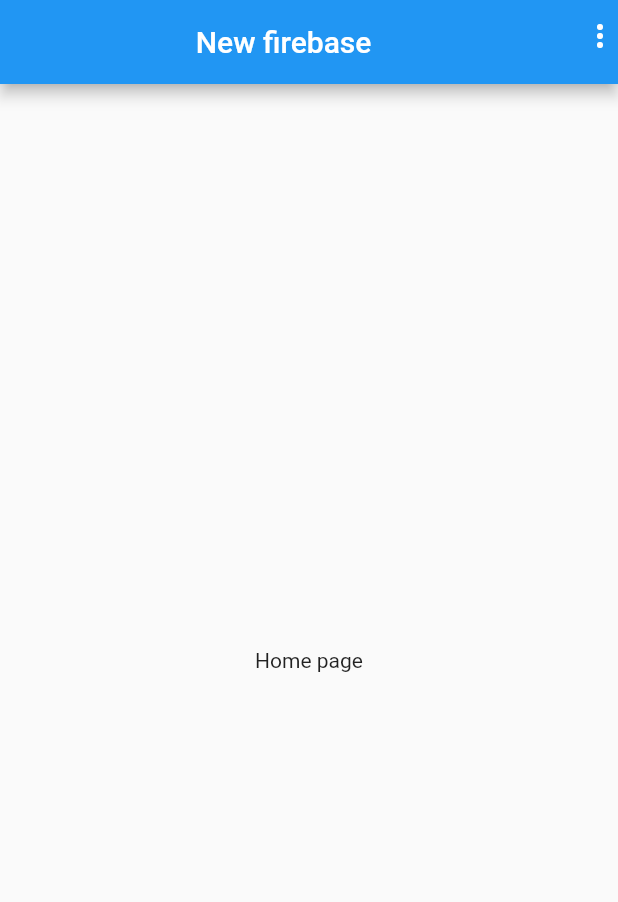
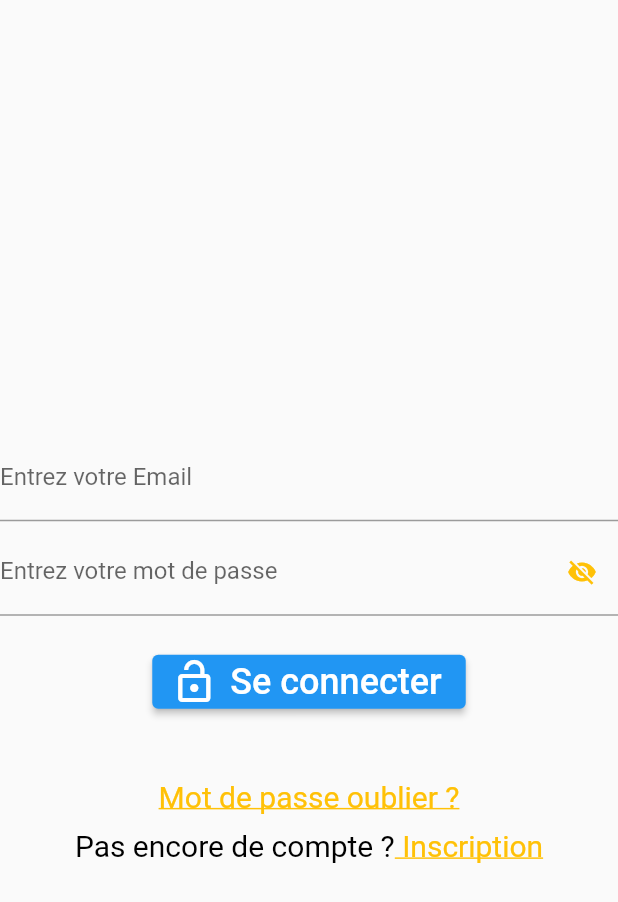
Before and after one commit to Web82-Thom/newappfirebase, a Flutter app: the screen it shows after launch, on a phone screen of 412 x 824 dp. Shown: the top 902 px of the screen. Run offline on Flutter 3.47's test engine with Material 2 defaults, Android fonts, the light colour scheme and no system bars; our stand-ins replace cloud_firestore, email_validator, firebase_auth, firebase_core, fluttertoast, get; accounts and stored records are empty.

Commit message:
add form signIn, SignUp, resetPassword. key for form, key for navigation widget signin/signup

```diff
--- a/lib/main.dart
+++ b/lib/main.dart
@@ -2,7 +2,12 @@ import 'package:flutter/material.dart';
 import 'package:firebase_core/firebase_core.dart';
 import 'package:flutter_localizations/flutter_localizations.dart';
 import 'package:firebase_auth/firebase_auth.dart';
+import 'package:newappfirebase/modules/auth/views/auth_view.dart';
+import 'package:newappfirebase/modules/auth/widgets/signin_widget.dart';
+import 'package:newappfirebase/modules/auth/widgets/signup_widget.dart';
 import 'package:newappfirebase/modules/home/views/home_view.dart';
+import 'package:newappfirebase/ressources/widgets/splash_screen.dart';
+import 'package:newappfirebase/ressources/widgets/utils.dart';
 import 'package:newappfirebase/routes/app_pages.dart';
 import 'firebase_options.dart';
 import 'package:get/get.dart';
@@ -16,14 +21,17 @@ void main() async {
   );
   runApp(MyApp());
 }
+//USE FOR FORM SIGN in.out//
+final navigatorKey = GlobalKey<NavigatorState>();
 
 class MyApp extends StatelessWidget {
   const MyApp({super.key});
 
-  // This widget is the root of your application.
   @override
   Widget build(BuildContext context) {
     return GetMaterialApp(
+      scaffoldMessengerKey: Utils.messengerKey,
+      navigatorKey: navigatorKey,
       title: 'Flutter Demo',
       theme: ThemeData(
         primarySwatch: Colors.blue,
@@ -38,53 +46,17 @@ class MyApp extends StatelessWidget {
         Locale('fr', 'FR'), // Français, no country code
       ],
       debugShowCheckedModeBanner: false,
-      home:  HomeView(),
-    );
-  }
-}
-
-class MyHomePage extends StatefulWidget {
-  const MyHomePage({super.key, required this.title});
-
-  final String title;
-
-  @override
-  State<MyHomePage> createState() => _MyHomePageState();
-}
-
-class _MyHomePageState extends State<MyHomePage> {
-  int _counter = 0;
-
-  void _incrementCounter() {
-    setState(() {
-      _counter++;
-    });
-  }
-
-  @override
-  Widget build(BuildContext context) {
-    return Scaffold(
-      appBar: AppBar(
-        title: Text(widget.title),
-      ),
-      body: Center(
-        child: Column(
-          mainAxisAlignment: MainAxisAlignment.center,
-          children: <Widget>[
-            const Text(
-              'You have pushed the button this many times:',
-            ),
-            Text(
-              '$_counter',
-              style: Theme.of(context).textTheme.headlineMedium,
-            ),
-          ],
-        ),
-      ),
-      floatingActionButton: FloatingActionButton(
-        onPressed: _incrementCounter,
-        tooltip: 'Increment',
-        child: const Icon(Icons.add),
+      home:  StreamBuilder<User?>(
+        stream: FirebaseAuth.instance.authStateChanges(),
+        builder: (context, userSnapshot) {
+          if (userSnapshot.connectionState == ConnectionState.waiting) {
+            return SplashScreen();
+          }
+          if (userSnapshot.hasData) {
+            return const HomeView();
+          }
+          return const AuthView();
+        },
       ),
     );
   }
--- /dev/null
+++ b/lib/modules/auth/views/auth_view.dart
@@ -0,0 +1,29 @@
+import 'package:flutter/material.dart';
+import 'package:newappfirebase/modules/auth/controllers/auth_controller.dart';
+import 'package:newappfirebase/modules/auth/widgets/signin_widget.dart';
+import 'package:newappfirebase/modules/auth/widgets/signup_widget.dart';
+
+class AuthView extends StatefulWidget {
+  const AuthView({super.key});
+
+  @override
+  State<AuthView> createState() => _AuthViewState();
+}
+
+AuthController authController = AuthController();
+
+class _AuthViewState extends State<AuthView> {
+  bool isLogin = true;
+  @override
+  Widget build(BuildContext context) {
+    return isLogin
+    ? SigninWidget(onClickedSignUp: toggle,)
+    : SignupWidget(onClickedSignIn: toggle,);
+  }
+
+  void toggle() {
+    setState(() {
+      isLogin = !isLogin;
+    });
+  }
+}
--- /dev/null
+++ b/lib/modules/auth/widgets/signin_widget.dart
@@ -0,0 +1,151 @@
+import 'package:firebase_auth/firebase_auth.dart';
+import 'package:flutter/gestures.dart';
+import 'package:flutter/material.dart';
+import 'package:get/get.dart';
+import 'package:newappfirebase/main.dart';
+import 'package:newappfirebase/modules/auth/views/auth_view.dart';
+import 'package:newappfirebase/modules/auth/views/forgot_password_view.dart';
+import 'package:newappfirebase/ressources/widgets/utils.dart';
+import 'package:newappfirebase/routes/app_pages.dart';
+
+
+class SigninWidget extends StatefulWidget {
+  final VoidCallback onClickedSignUp;
+
+  SigninWidget({
+    super.key,
+    required this.onClickedSignUp
+  });
+
+  @override
+  State<SigninWidget> createState() => _SigninWidgetState();
+}
+
+class _SigninWidgetState extends State<SigninWidget> {
+
+  final emailController = TextEditingController();
+  final passwordController = TextEditingController();
+  bool _obscureText = true;
+  IconData _iconVisible = Icons.visibility_off;
+
+
+
+  @override
+  void dispose(){
+    emailController.dispose();
+    passwordController.dispose();
+    super.dispose();
+  }
+
+  @override
+  Widget build(BuildContext context) {
+    return Scaffold(
+      body: Column(
+        mainAxisAlignment: MainAxisAlignment.center,
+        children: [
+          const SizedBox(height: 40,),
+          TextField(
+            controller: emailController,
+            cursorColor: Colors.black87,
+            textInputAction: TextInputAction.next,
+            decoration: const InputDecoration(labelText: "Entrez votre Email"),
+          ),
+          const SizedBox(height: 4,),
+           TextField(
+            controller: passwordController,
+            cursorColor: Colors.black87,
+            textInputAction: TextInputAction.next,
+            decoration: InputDecoration(
+              labelText:"Entrez votre mot de passe",
+              suffixIcon: IconButton(
+                icon: Icon(_iconVisible, size: 20, color: Colors.amber,),
+                onPressed: () {
+                  _toggleObscureText();
+                },
+              ),
+            ),
+            obscureText: _obscureText,
+          ),
+          const SizedBox(height: 20.00,),
+          ElevatedButton.icon(
+            onPressed: (){
+              signin();
+            },
+            icon: const Icon(Icons.lock_open, size: 32.00),
+            label: const Text("Se connecter", style: TextStyle(fontSize: 24.00),),
+          ),
+          const SizedBox(height: 25.00,),
+          const SizedBox(height: 16,),
+          GestureDetector(
+            child: const Text(
+              "Mot de passe oublier ?",
+              style: TextStyle(
+                decoration: TextDecoration.underline,
+                color: Colors.amber,
+                fontSize: 20,
+              ),
+            ),
+            onTap: (){
+              Navigator.of(context).push(
+                MaterialPageRoute(
+                  builder: (context) => const ForgotPasswordView(),
+                ),
+              );
+            },
+          ),
+          const SizedBox(height: 10.0,),
+          RichText(
+            text: TextSpan(
+              text: 'Pas encore de compte ?',
+              style: const TextStyle(
+                color: Colors.black,
+                fontSize: 20.0,
+              ),
+              children: [
+                TextSpan(
+                  recognizer: TapGestureRecognizer()
+                  ..onTap = widget.onClickedSignUp,
+                  text: " Inscription",
+                  style: const TextStyle(
+                    decoration: TextDecoration.underline,
+                    color: Colors.amber,
+                    fontSize: 20,
+                  ),
+                ),
+              ],
+            ),
+          ),
+        ],
+      ),
+    );
+  }
+
+  Future signin() async{
+    showDialog(
+      context: context,
+      builder: (context) => const Center(
+        child: CircularProgressIndicator(),
+      ),
+    );
+    try {
+      await FirebaseAuth.instance.signInWithEmailAndPassword(
+        email: emailController.text,
+        password: passwordController.text);
+    } on FirebaseAuthException catch (e) {
+      print(e);
+      Utils.showSnackBar(e.message);
+    }
+    navigatorKey.currentState!.popUntil((route) => route.isFirst);
+  }
+
+  void _toggleObscureText() {
+    setState(() {
+      _obscureText = !_obscureText;
+      if (_obscureText == true) {
+        _iconVisible = Icons.visibility_off;
+      } else {
+        _iconVisible = Icons.visibility;
+      }
+    });
+  }
+}
--- a/lib/modules/home/views/home_view.dart
+++ b/lib/modules/home/views/home_view.dart
@@ -1,3 +1,4 @@
+import 'package:firebase_auth/firebase_auth.dart';
 import 'package:flutter/material.dart';
 import 'package:flutter/src/widgets/framework.dart';
 import 'package:flutter/src/widgets/placeholder.dart';
@@ -11,6 +12,7 @@ class HomeView extends StatefulWidget {
   @override
   State<HomeView> createState() => _HomeViewState();
 }
+final user = FirebaseAuth.instance.currentUser!;
 
 class _HomeViewState extends State<HomeView> {
   @override
@@ -63,13 +65,13 @@ class _HomeViewState extends State<HomeView> {
                 // authController.userSignOut();
               }
               else if (itemIdentifier == 'logout') {
-                // authController.userSignOut();
+                FirebaseAuth.instance.signOut();
               }
             },
           ),
         ],
       ),
-      body: Center(child: Text("Home page")),
+      body: Center(child: Text(user.email!)),
     );
   }
 }
--- a/lib/routes/app_pages.dart
+++ b/lib/routes/app_pages.dart
@@ -1,4 +1,7 @@
 import 'package:get/get.dart';
+import 'package:newappfirebase/modules/auth/views/auth_view.dart';
+import 'package:newappfirebase/modules/auth/widgets/signin_widget.dart';
+import 'package:newappfirebase/modules/auth/widgets/signup_widget.dart';
 import 'package:newappfirebase/modules/home/views/home_view.dart';
 
 
@@ -16,31 +19,10 @@ class AppPages {
       page: () => HomeView(),
       // binding: HomeBinding(),
     ),
-    // GetPage(
-    //   name: _Paths.AUTH,
-    //   page: () => AuthView(),
-    //   // binding: AuthBinding(),
-    // ),
-    // GetPage(
-    //   name: _Paths.SIGNUP,
-    //   page: () => SignupWidget(),
-    //   // binding: AuthBinding(),
-    // ),
-    // GetPage(
-    //   name: _Paths.SIGNIN,
-    //   page: () => SigninWidget(),
-    //   // binding: AuthBinding(),
-    // ),
-    // GetPage(
-    //   name: _Paths.PROFILE,
-    //   page: () => ProfileView(),
-    //   // binding: AuthBinding(),
-    // ),
-    // GetPage(
-    //   name: _Paths.CONTACT,
-    //   page: () => ContactView(),
-    //   // binding: AuthBinding(),
-    // ),
-
+    GetPage(
+      name: _Paths.AUTH,
+      page: () => AuthView(),
+      // binding: AuthBinding(),
+    ),
   ];
 }
--- a/lib/routes/app_routes.dart
+++ b/lib/routes/app_routes.dart
@@ -1,13 +1,18 @@
 part of 'app_pages.dart';
-// DO NOT EDIT. This is code generated via package:get_cli/get_cli.dart
 
 abstract class Routes {
   Routes._();
 
   static const HOME = _Paths.HOME;
+  static const AUTH = _Paths.AUTH;
+  static const SIGNIN = _Paths.SIGNIN;
+  static const SIGNUP = _Paths.SIGNUP;
 
 }
 
 abstract class _Paths {
   static const HOME = '/home';
+  static const AUTH = '/auth';
+  static const SIGNIN = '/signin';
+  static const SIGNUP = '/signup';
 }
--- a/pubspec.yaml
+++ b/pubspec.yaml
@@ -38,6 +38,8 @@ dependencies:
   flutter_localizations:
     sdk: flutter
   get: ^4.6.5
+  email_validator: ^2.1.17
+  fluttertoast: ^8.2.1
 
 dev_dependencies:
   flutter_test:
```
Also changed, not shown: lib/modules/auth/controllers/auth_controller.dart (added, +23 -0 lines), lib/modules/auth/views/forgot_password_view.dart (added, +88 -0 lines), lib/modules/auth/widgets/signup_widget.dart (added, +133 -0 lines), lib/ressources/widgets/splash_screen.dart (added, +13 -0 lines), lib/ressources/widgets/utils.dart (added, +30 -0 lines), pubspec.lock, 1 other file.
